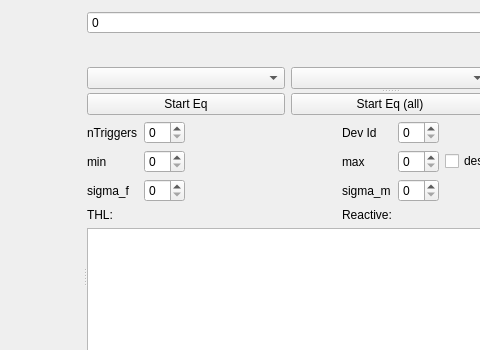
The window that SpidrMpx3Eq/qcstmequalization.ui (navrit/dexter) describes before a commit, drawn with Qt 5; both pictures show x 0 to 480 and y 0 to 350 of the 704 by 551 pixel window.
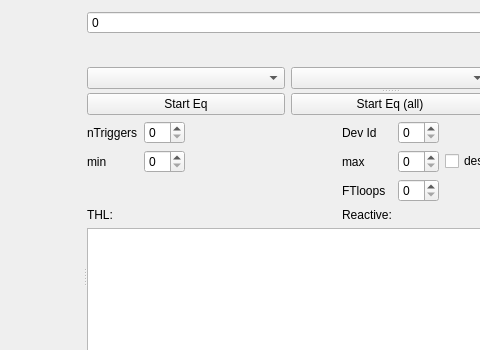
The same window after the commit. Custom widgets are drawn as their Qt base class.

Commit message: fine tunning properly implemented !

Patch:
```diff
--- a/SpidrMpx3Eq/qcstmequalization.ui
+++ b/SpidrMpx3Eq/qcstmequalization.ui
@@ -280,23 +280,13 @@
               </property>
              </widget>
             </item>
-            <item row="2" column="0">
-             <widget class="QLabel" name="label_7">
-              <property name="text">
-               <string>sigma_f</string>
-              </property>
-             </widget>
-            </item>
             <item row="2" column="3">
              <widget class="QLabel" name="eqSigmaMaskingSpinBox">
               <property name="text">
-               <string>sigma_m</string>
+               <string>FTloops</string>
               </property>
              </widget>
             </item>
-            <item row="2" column="1">
-             <widget class="QSpinBox" name="eqSigmaFineTunningSpinBox"/>
-            </item>
             <item row="2" column="4">
              <widget class="QSpinBox" name="spinBox_2"/>
             </item>
```
Left out of the diff: 2 changed lines with no effect on the pictures. The commit also changes 5 other files.
